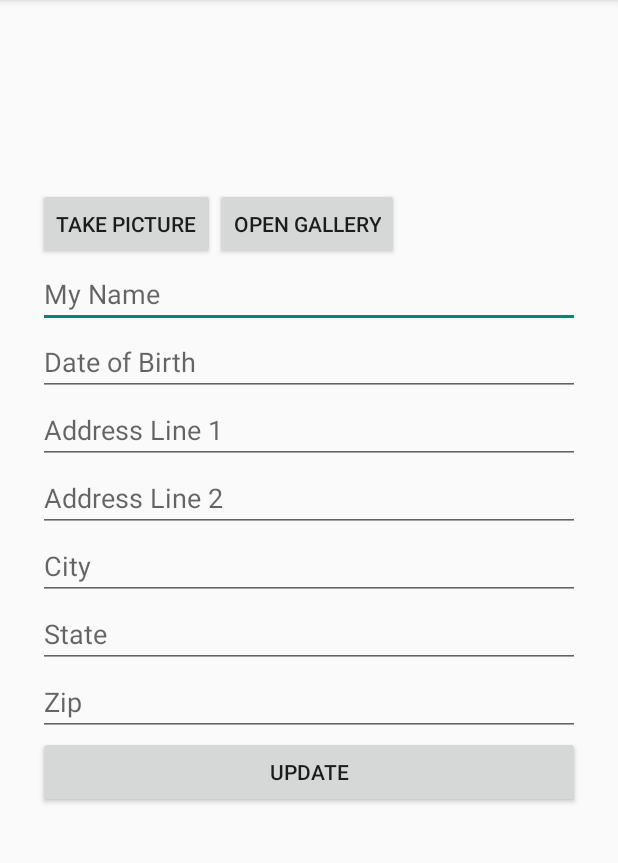
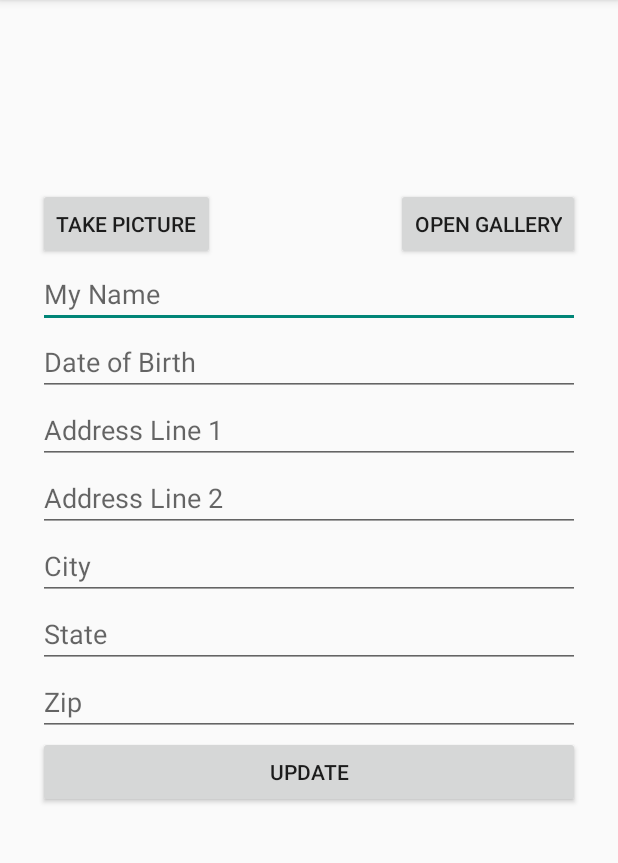
Before and after one commit to venkatapasupulati/cis651final, an Android app: the screen it shows after launch once a user with an empty profile is signed in (Profile), on a phone screen of 412 x 824 dp, the part 84-947 px from its top. Run offline under Robolectric (Android 15) with nearby library versions, the phone set to English and light mode, and no system bars; our stand-ins replace Firebase (no records; nobody signed in at launch, a user with empty details on screens opened directly), Picasso; libraries missing offline, so code that uses them is left out: androidx.camera.core, androidx.camera.extensions, androidx.camera.lifecycle, androidx.camera.view; pictures from the network do not load.

Commit message:
HTML Changes
made some more HTML changes. Added the payment method to the drawer. Will work on implementing payment method (HTML and code), adding a youtube video (html and video), and finishing up whatever HTML is added in tomorrow

```diff
--- a/app/build.gradle
+++ b/app/build.gradle
@@ -54,10 +54,14 @@ dependencies {
     implementation "androidx.multidex:multidex:2.0.1"
     implementation 'androidx.navigation:navigation-fragment:2.5.3'
     implementation 'androidx.navigation:navigation-ui:2.5.3'
+    implementation 'com.google.android.material:material:1.6.0'
+
+
 // fix Cannot fit requested classes in a single dex file (# methods: 71269 > 65536)
     testImplementation 'junit:junit:4.+'
     androidTestImplementation 'androidx.test.ext:junit:1.1.3'
     androidTestImplementation 'androidx.test.espresso:espresso-core:3.4.0'
+
 
     def camerax_version = "1.0.0-beta05"
     implementation "androidx.camera:camera-camera2:${camerax_version}"
--- a/app/src/main/java/com/suuniv/afinal/HomeFragment.java
+++ b/app/src/main/java/com/suuniv/afinal/HomeFragment.java
@@ -9,6 +9,7 @@ import android.view.View;
 import android.view.ViewGroup;
 import android.widget.Button;
 import android.widget.ImageView;
+import android.widget.RatingBar;
 
 import androidx.annotation.NonNull;
 import androidx.annotation.Nullable;
@@ -21,9 +22,14 @@ import com.google.firebase.database.DataSnapshot;
 import com.google.firebase.database.DatabaseError;
 import com.google.firebase.database.DatabaseReference;
 import com.google.firebase.database.FirebaseDatabase;
+import com.google.firebase.database.Query;
 import com.squareup.picasso.Picasso;
+import com.suuniv.afinal.paw.PawModel;
+import com.suuniv.afinal.paw.PawProfilesRecycler;
 
+import java.util.ArrayList;
 import java.util.HashMap;
+import java.util.List;
 
 
 public class HomeFragment extends Fragment {
@@ -33,6 +39,15 @@ public class HomeFragment extends Fragment {
     private Uri imageUri=null;
     FirebaseDatabase database = FirebaseDatabase.getInstance();
     DatabaseReference allPostsRef = database.getReference("UserProfile");
+
+
+
+    DatabaseReference allPostsRef2 = database.getReference("Paws");
+    ChildEventListener usersRefListener;
+    private List<PawModel> pawModelList;
+
+    float numberOfDogs = 0;
+
 
 
     @Nullable
@@ -63,6 +78,8 @@ public class HomeFragment extends Fragment {
 
         mAuth = FirebaseAuth.getInstance();
         currentUser = mAuth.getCurrentUser();
+
+
 
 
         allPostsRef.addChildEventListener(new ChildEventListener() {
@@ -100,6 +117,36 @@ public class HomeFragment extends Fragment {
         });
 
 
+
+        //gets the rating to tell us how many dogs there are
+        pawModelList =new ArrayList<>();
+        allPostsRef2.addChildEventListener(new ChildEventListener() {
+            @Override
+            public void onChildAdded(@NonNull DataSnapshot snapshot, @Nullable String previousChildName) {
+                RatingBar rating = v.findViewById(R.id.movie_rating);
+                if(currentUser.getUid().equalsIgnoreCase(snapshot.child("userId").getValue().toString())) {
+                    numberOfDogs = numberOfDogs +1;
+                    rating.setRating(numberOfDogs);
+                }
+            }
+
+            @Override
+            public void onChildChanged(@NonNull DataSnapshot snapshot, @Nullable String previousChildName) {
+            }
+
+            @Override
+            public void onChildRemoved(@NonNull DataSnapshot snapshot) {
+            }
+
+            @Override
+            public void onChildMoved(@NonNull DataSnapshot snapshot, @Nullable String previousChildName) {
+            }
+
+            @Override
+            public void onCancelled(@NonNull DatabaseError error) {
+            }
+        });
+
         return v;
     }
 
--- a/app/src/main/java/com/suuniv/afinal/paw/PawProfile.java
+++ b/app/src/main/java/com/suuniv/afinal/paw/PawProfile.java
@@ -53,6 +53,7 @@ public class PawProfile extends AppCompatActivity {
 
         FragmentManager fragmentManager = getSupportFragmentManager();
         Fragment fragment = new PawFragment();
+        finish();
         fragmentManager.beginTransaction().replace(R.id.pawframe, fragment).commit();
     }
 
--- a/app/src/main/res/drawable/rating_custom.xml
+++ b/app/src/main/res/drawable/rating_custom.xml
@@ -8,7 +8,7 @@
         android:drawable="@drawable/rating_empty"
         />
     <item android:id="@android:id/progress"
-        android:drawable="@drawable/ic_pet_empty"
+        android:drawable="@drawable/rating_fill"
         />
 
 </layer-list>
--- a/app/src/main/res/layout/activity_profile.xml
+++ b/app/src/main/res/layout/activity_profile.xml
@@ -27,7 +27,7 @@
         <LinearLayout
             android:orientation="vertical"
             android:layout_width="match_parent"
-            android:layout_height="wrap_content"
+            android:layout_height="match_parent"
             android:layout_margin="10dp"
             android:padding="15dp"
             app:layout_constraintTop_toBottomOf="@id/my_toolbar">
@@ -35,75 +35,79 @@
 
 
 
-            <ImageView
+            <com.google.android.material.imageview.ShapeableImageView
                 android:id="@+id/previewImage"
                 app:layout_constraintTop_toBottomOf="@id/my_toolbar"
-                android:layout_width="match_parent"
+                android:layout_width="100dp"
                 android:layout_height="100dp"
+                android:layout_gravity="center"
+                app:shapeAppearanceOverlay="@style/Circular"
                 />
 
-            <LinearLayout
+            <androidx.constraintlayout.widget.ConstraintLayout
                 android:orientation="horizontal"
                 android:layout_width="match_parent"
-                android:layout_height="match_parent">
+                android:layout_height="match_parent"
+                app:layout_constraintTop_toBottomOf="@id/previewImage"
+                >
                 <Button
                     android:text="Take Picture"
-                    app:layout_constraintRight_toRightOf="parent"
-                    app:layout_constraintTop_toBottomOf="@id/previewImage"
-
+                    app:layout_constraintLeft_toLeftOf="parent"
+                    android:layout_gravity="left"
                     android:layout_width="wrap_content"
-                    android:layout_height="match_parent"
-                    android:onClick="Publish"/>
+                    android:layout_height="wrap_content"
+                    android:onClick="Publish"
+                    tools:ignore="MissingConstraints" />
 
 
                 <Button
+                    android:layout_width="wrap_content"
+                    android:layout_height="wrap_content"
+                    android:layout_gravity="right"
+                    android:onClick="openGallery"
                     android:text="Open Gallery"
                     app:layout_constraintRight_toRightOf="parent"
-                    app:layout_constraintTop_toBottomOf="@id/previewImage"
-                    android:layout_gravity="right"
-                    android:layout_width="wrap_content"
-                    android:layout_height="match_parent"
-                    android:onClick="openGallery"/>
+                    tools:ignore="MissingConstraints" />
 
-            </LinearLayout>
+            </androidx.constraintlayout.widget.ConstraintLayout>
             <EditText
                 android:id="@+id/u_name"
                 android:hint="My Name"
                 android:layout_width="match_parent"
-                android:layout_height="wrap_content"></EditText>
+                android:layout_height="wrap_content"/>
             <EditText
                 android:hint="Date of Birth"
                 android:id="@+id/dob"
                 android:layout_width="match_parent"
-                android:layout_height="wrap_content"></EditText>
+                android:layout_height="wrap_content"/>
             <EditText
                 android:hint="Address Line 1"
                 android:id="@+id/addressLine1"
                 android:layout_width="match_parent"
-                android:layout_height="wrap_content"></EditText>
+                android:layout_height="wrap_content"/>
             <EditText
                 android:hint="Address Line 2"
                 android:id="@+id/addressLine2"
                 android:layout_width="match_parent"
-                android:layout_height="wrap_content"></EditText>
+                android:layout_height="wrap_content"/>
 
             <EditText
                 android:hint="City"
                 android:id="@+id/city"
                 android:layout_width="match_parent"
-                android:layout_height="wrap_content"></EditText>
+                android:layout_height="wrap_content"/>
 
             <EditText
                 android:hint="State"
                 android:id="@+id/state"
                 android:layout_width="match_parent"
-                android:layout_height="wrap_content"></EditText>
+                android:layout_height="wrap_content"/>
 
             <EditText
                 android:hint="Zip"
                 android:id="@+id/zip"
                 android:layout_width="match_parent"
-                android:layout_height="wrap_content"></EditText>
+                android:layout_height="wrap_content"/>
 
 
             <Button
--- a/app/src/main/res/menu/drawer_menu.xml
+++ b/app/src/main/res/menu/drawer_menu.xml
@@ -22,5 +22,11 @@
             android:title="All Requests"
 
             />
+
+        <item android:id="@+id/item5"
+
+            android:title="Payment Method"
+
+            />
     </group>
 </menu>
```
Also changed, not shown: app/src/main/res/layout/account_summary.xml (+5 -2 lines), app/src/main/res/layout/activity_signup_login.xml (+14 -8 lines), app/src/main/res/values/custom_styles.xml (added, +36 -0 lines), app/src/main/res/drawable/dog_button_backdrop.JPG (added).
